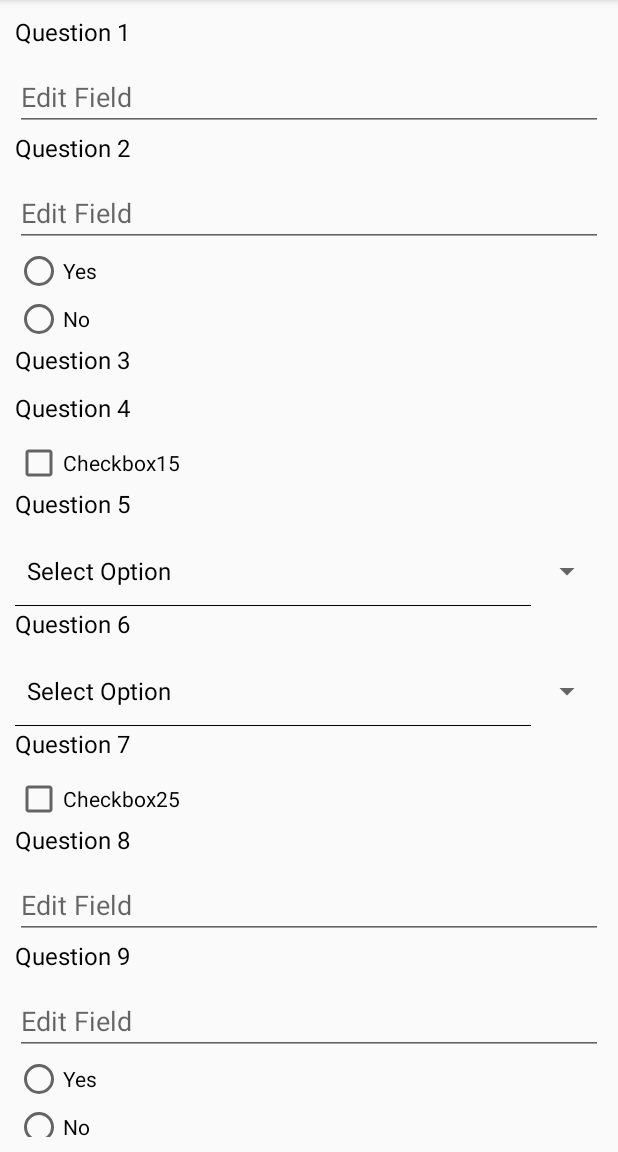
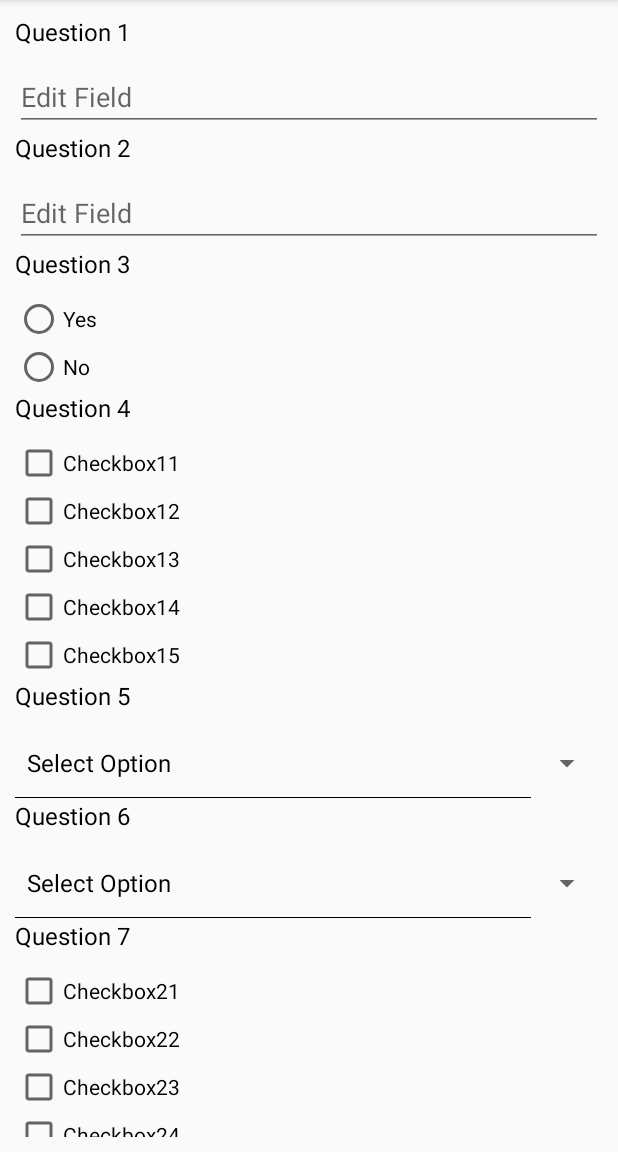
Before and after one commit to vimalku637/BARC_DEMO, an Android app: the screen it shows after launch (MainActivity), on a phone screen of 412 x 824 dp, the part 84-1236 px from its top. Run offline under Robolectric (Android 15) with nearby library versions, the light colour scheme and no system bars.

Commit message:
(vimalku637)

```diff
--- a/app/src/main/java/com/vrp/barc_demo/MainActivity.java
+++ b/app/src/main/java/com/vrp/barc_demo/MainActivity.java
@@ -29,7 +29,6 @@ import java.util.Iterator;
 public class MainActivity extends AppCompatActivity {
     private static final String TAG = "Main_Activity";
     private Button btn_submit;
-    private ArrayList<String> sinnerAL;
 
     @Override
     protected void onCreate(Bundle savedInstanceState) {
@@ -313,6 +312,7 @@ public class MainActivity extends AppCompatActivity {
 
         LayoutInflater inflater=(LayoutInflater) getSystemService(Context.LAYOUT_INFLATER_SERVICE);
         final View rowView=inflater.inflate(R.layout.edit_text_layout, null);
+        /*here are fields*/
         TextView tv_question=rowView.findViewById(R.id.tv_question);
         try {
             tv_question.setText(jsonObjectQuesType.getString("question_name"));
@@ -321,11 +321,13 @@ public class MainActivity extends AppCompatActivity {
         }
         EditText edit_text=rowView.findViewById(R.id.et_answer);
         edit_text.setHint("Edit Field");
+
         // Add the new row before the add field button.
         ll_parent.addView(rowView, ll_parent.getChildCount());
     }
     public void onAddSpinner(JSONObject jsonObjectQuesType) {
         LinearLayout ll_parent=findViewById(R.id.ll_parent);
+        ArrayList<String> spinnerAL=new ArrayList<>();
 
         LayoutInflater inflater=(LayoutInflater) getSystemService(Context.LAYOUT_INFLATER_SERVICE);
         final View rowView=inflater.inflate(R.layout.spinner_layout, null);
@@ -336,19 +338,19 @@ public class MainActivity extends AppCompatActivity {
             tv_question.setText(jsonObjectQuesType.getString("question_name"));
             if (jsonObjectQuesType.has("question_options")) {
                 JSONArray jsonArrayOptions = jsonObjectQuesType.getJSONArray("question_options");
-                sinnerAL.clear();
+                spinnerAL.clear();
                 for (int i = 0; i < jsonArrayOptions.length(); i++) {
                     JSONObject jsonObjectOptionValues=jsonArrayOptions.getJSONObject(i);
                     String spinnerOption=jsonObjectOptionValues.getString("option_value");
-                    sinnerAL.add(spinnerOption);
+                    spinnerAL.add(spinnerOption);
                 }
             }
         } catch (JSONException e) {
             e.printStackTrace();
         }
 
-        sinnerAL.add(0, getString(R.string.select_option));
-        ArrayAdapter arrayAdapter=new ArrayAdapter(this, R.layout.custom_spinner_dropdown, sinnerAL);
+        spinnerAL.add(0, getString(R.string.select_option));
+        ArrayAdapter arrayAdapter=new ArrayAdapter(this, R.layout.custom_spinner_dropdown, spinnerAL);
         spinner.setAdapter(arrayAdapter);
 
         // Add the new row before the add field button.
@@ -361,21 +363,21 @@ public class MainActivity extends AppCompatActivity {
         View rowView=inflater.inflate(R.layout.questions_layout, null);
         /*here are fields*/
         TextView tv_question=rowView.findViewById(R.id.tv_question);
-      //  RadioGroup radio_group=rowView.findViewById(R.id.radio_group);
-        //RadioButton radio_button=rowView.findViewById(R.id.radio_button);
+        LinearLayout ll_child=rowView.findViewById(R.id.ll_child);
         try {
             tv_question.setText(jsonObjectQuesType.getString("question_name"));
             if (jsonObjectQuesType.has("question_options")) {
                 JSONArray jsonArrayOptions = jsonObjectQuesType.getJSONArray("question_options");
                 for (int i = 0; i < jsonArrayOptions.length(); i++) {
-                    LayoutInflater inflaterz=(LayoutInflater) getSystemService(Context.LAYOUT_INFLATER_SERVICE);
-                    View rowViews=inflaterz.inflate(R.layout.radio_button_layout, null);
+                    LayoutInflater inflaterRadio=(LayoutInflater) getSystemService(Context.LAYOUT_INFLATER_SERVICE);
+                    View radioButtonViews=inflaterRadio.inflate(R.layout.radio_button_layout, null);
                     /*here are fields*/
-                    RadioGroup radio_group=rowViews.findViewById(R.id.radio_group);
-                    RadioButton radio_button=rowViews.findViewById(R.id.radio_button);                    JSONObject jsonObjectOptionValues=jsonArrayOptions.getJSONObject(i);
+                    RadioGroup radio_group=radioButtonViews.findViewById(R.id.radio_group);
+                    RadioButton radio_button=radioButtonViews.findViewById(R.id.radio_button);
+                    JSONObject jsonObjectOptionValues=jsonArrayOptions.getJSONObject(i);
                     radio_button.setText(jsonObjectOptionValues.getString("option_value"));
-                    ll_parent.addView(rowViews, ll_parent.getChildCount());
 
+                    ll_child.addView(radioButtonViews, ll_child.getChildCount());
                 }
             }
         } catch (JSONException e) {
@@ -388,17 +390,23 @@ public class MainActivity extends AppCompatActivity {
     public void onAddCheckBox(JSONObject jsonObjectQuesType) {
         LinearLayout ll_parent=findViewById(R.id.ll_parent);
         LayoutInflater inflater=(LayoutInflater) getSystemService(Context.LAYOUT_INFLATER_SERVICE);
-        final View rowView=inflater.inflate(R.layout.check_box_layout, null);
+        final View rowView=inflater.inflate(R.layout.questions_layout, null);
         /*here are fields*/
         TextView tv_question=rowView.findViewById(R.id.tv_question);
-        CheckBox check_box=rowView.findViewById(R.id.check_box);
+        LinearLayout ll_child=rowView.findViewById(R.id.ll_child);
         try {
             tv_question.setText(jsonObjectQuesType.getString("question_name"));
             if (jsonObjectQuesType.has("question_options")) {
                 JSONArray jsonArrayOptions = jsonObjectQuesType.getJSONArray("question_options");
                 for (int i = 0; i < jsonArrayOptions.length(); i++) {
+                    LayoutInflater inflaterCheck=(LayoutInflater) getSystemService(Context.LAYOUT_INFLATER_SERVICE);
+                    View checkBoxViews=inflaterCheck.inflate(R.layout.check_box_layout, null);
+                    /*here are fields*/
+                    CheckBox check_box=checkBoxViews.findViewById(R.id.check_box);
                     JSONObject jsonObjectOptionValues=jsonArrayOptions.getJSONObject(i);
                     check_box.setText(jsonObjectOptionValues.getString("option_value"));
+
+                    ll_child.addView(checkBoxViews, ll_child.getChildCount());
                 }
             }
         } catch (JSONException e) {
@@ -411,7 +419,5 @@ public class MainActivity extends AppCompatActivity {
 
     private void initViews() {
         btn_submit=findViewById(R.id.btn_submit);
-
-        sinnerAL=new ArrayList<>();
     }
 }
--- a/app/src/main/res/layout/activity_main.xml
+++ b/app/src/main/res/layout/activity_main.xml
@@ -29,7 +29,6 @@
                 android:layout_width="match_parent"
                 android:layout_height="wrap_content"
                 android:layout_below="@+id/ll_parent"
-                android:layout_alignParentBottom="true"
                 android:background="@drawable/submit_btn_background"
                 android:text="@string/submit"
                 android:layout_marginTop="30dp"
--- a/app/src/main/res/layout/check_box_layout.xml
+++ b/app/src/main/res/layout/check_box_layout.xml
@@ -4,7 +4,7 @@
     android:layout_height="match_parent"
     android:orientation="vertical">
 
-    <TextView
+    <!--<TextView
         android:id="@+id/tv_question"
         android:layout_width="match_parent"
         android:layout_height="wrap_content"
@@ -12,7 +12,7 @@
         android:textColor="@android:color/black"
         android:textSize="16sp"
         android:layout_marginBottom="10dp"
-        />
+        />-->
 
     <CheckBox
         android:id="@+id/check_box"
--- a/app/src/main/res/layout/questions_layout.xml
+++ b/app/src/main/res/layout/questions_layout.xml
@@ -14,4 +14,11 @@
         android:layout_marginBottom="10dp"
         />
 
+    <LinearLayout
+        android:id="@+id/ll_child"
+        android:layout_width="match_parent"
+        android:layout_height="wrap_content"
+        android:orientation="vertical"
+        />
+
 </LinearLayout>
--- a/app/src/main/res/layout/radio_button_layout.xml
+++ b/app/src/main/res/layout/radio_button_layout.xml
@@ -4,6 +4,15 @@
     android:layout_height="match_parent"
     android:orientation="vertical">
 
+    <!--<TextView
+        android:id="@+id/tv_question"
+        android:layout_width="match_parent"
+        android:layout_height="wrap_content"
+        android:text=""
+        android:textColor="@android:color/black"
+        android:textSize="16sp"
+        android:layout_marginBottom="10dp"
+        />-->
 
     <RadioGroup
         android:id="@+id/radio_group"
```
Lines whose indentation alone changed are shown as unchanged.
